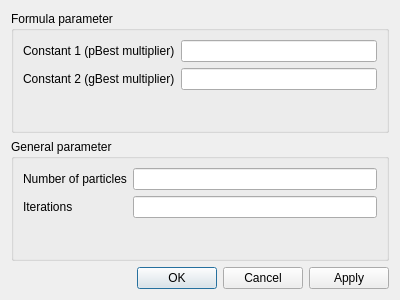
Above: ui/dialog.ui from JeGa/mknap_pso before the change. Below: the same form after it.
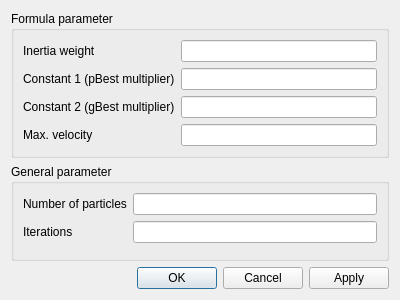
That is the form after the change.

Patch:
```diff
--- a/ui/dialog.ui
+++ b/ui/dialog.ui
@@ -20,25 +20,73 @@
       <string>Formula parameter</string>
      </property>
      <layout class="QFormLayout" name="formLayout_2">
-      <item row="0" column="0">
+      <item row="1" column="0">
        <widget class="QLabel" name="label_2">
         <property name="text">
          <string>Constant 1 (pBest multiplier)</string>
         </property>
        </widget>
       </item>
-      <item row="0" column="1">
-       <widget class="QLineEdit" name="constant1Edit"/>
+      <item row="1" column="1">
+       <widget class="QLineEdit" name="constant1Edit">
+        <property name="sizePolicy">
+         <sizepolicy hsizetype="Expanding" vsizetype="Fixed">
+          <horstretch>0</horstretch>
+          <verstretch>0</verstretch>
+         </sizepolicy>
+        </property>
+        <property name="alignment">
+         <set>Qt::AlignRight|Qt::AlignTrailing|Qt::AlignVCenter</set>
+        </property>
+        <property name="clearButtonEnabled">
+         <bool>false</bool>
+        </property>
+       </widget>
       </item>
-      <item row="1" column="0">
+      <item row="2" column="0">
        <widget class="QLabel" name="label_3">
         <property name="text">
          <string>Constant 2 (gBest multiplier)</string>
         </property>
        </widget>
       </item>
-      <item row="1" column="1">
-       <widget class="QLineEdit" name="constant2Edit"/>
+      <item row="2" column="1">
+       <widget class="QLineEdit" name="constant2Edit">
+        <property name="alignment">
+         <set>Qt::AlignRight|Qt::AlignTrailing|Qt::AlignVCenter</set>
+        </property>
+        <property name="clearButtonEnabled">
+         <bool>false</bool>
+        </property>
+       </widget>
+      </item>
+      <item row="4" column="0">
+       <widget class="QLabel" name="label_5">
+        <property name="text">
+         <string>Max. velocity</string>
+        </property>
+       </widget>
+      </item>
+      <item row="4" column="1">
+       <widget class="QLineEdit" name="vMaxEdit">
+        <property name="alignment">
+         <set>Qt::AlignRight|Qt::AlignTrailing|Qt::AlignVCenter</set>
+        </property>
+       </widget>
+      </item>
+      <item row="0" column="0">
+       <widget class="QLabel" name="label_6">
+        <property name="text">
+         <string>Inertia weight</string>
+        </property>
+       </widget>
+      </item>
+      <item row="0" column="1">
+       <widget class="QLineEdit" name="inertiaWeightEdit">
+        <property name="alignment">
+         <set>Qt::AlignRight|Qt::AlignTrailing|Qt::AlignVCenter</set>
+        </property>
+       </widget>
       </item>
      </layout>
     </widget>
@@ -57,7 +105,14 @@
        </widget>
       </item>
       <item row="0" column="1">
-       <widget class="QLineEdit" name="nrOfParticlesEdit"/>
+       <widget class="QLineEdit" name="nrOfParticlesEdit">
+        <property name="alignment">
+         <set>Qt::AlignRight|Qt::AlignTrailing|Qt::AlignVCenter</set>
+        </property>
+        <property name="clearButtonEnabled">
+         <bool>false</bool>
+        </property>
+       </widget>
       </item>
       <item row="1" column="0">
        <widget class="QLabel" name="label_4">
@@ -67,7 +122,14 @@
        </widget>
       </item>
       <item row="1" column="1">
-       <widget class="QLineEdit" name="iterationsEdit"/>
+       <widget class="QLineEdit" name="iterationsEdit">
+        <property name="alignment">
+         <set>Qt::AlignRight|Qt::AlignTrailing|Qt::AlignVCenter</set>
+        </property>
+        <property name="clearButtonEnabled">
+         <bool>false</bool>
+        </property>
+       </widget>
       </item>
      </layout>
     </widget>
```
Left out of the diff: 2 changed lines with no effect on the pictures.
